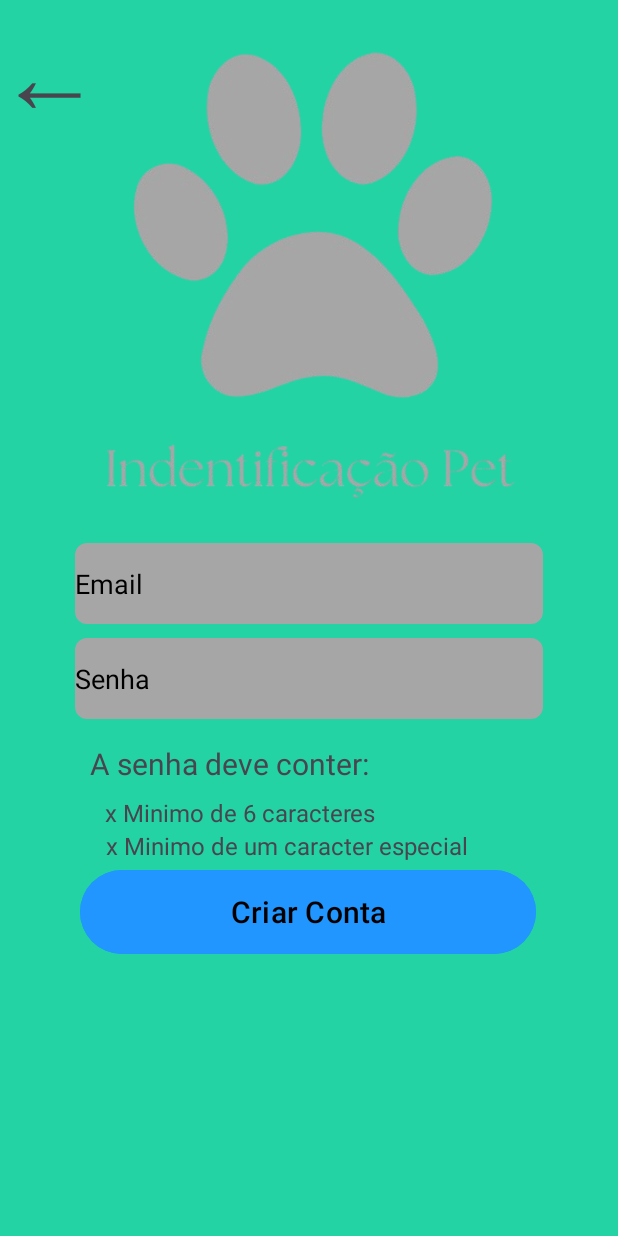
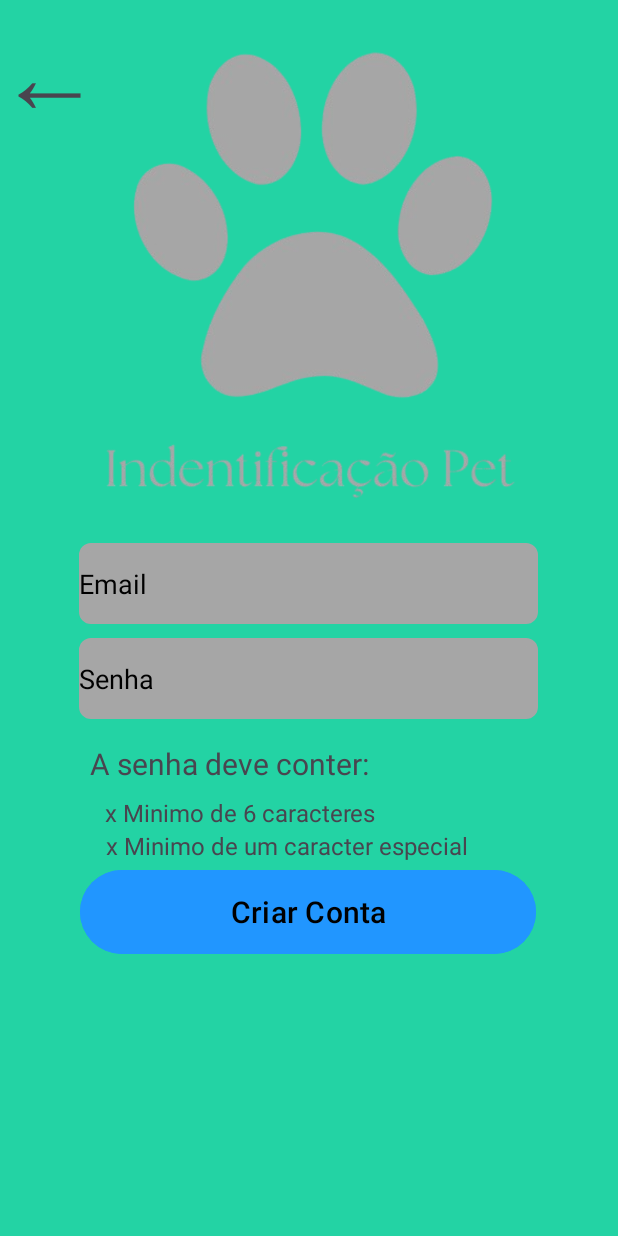
Before and after one commit to SupremeGod670/Pet-APP, an Android app: the CriarActivity screen opened directly, with no data from a screen before it, on a phone screen of 412 x 824 dp. Run offline under Robolectric (Android 15) with nearby library versions, the phone set to English and light mode, and no system bars.

Commit message:
criar_conta.xml mudado.

```diff
--- a/app/src/main/res/layout/criar_conta.xml
+++ b/app/src/main/res/layout/criar_conta.xml
@@ -31,7 +31,7 @@
     <EditText
         android:id="@+id/email"
         style="@style/HINTCOLOR"
-        android:layout_width="match_parent"
+        android:layout_width="306dp"
         android:layout_height="54dp"
         android:layout_marginStart="50dp"
         android:layout_marginTop="12dp"
@@ -49,7 +49,7 @@
     <EditText
         android:id="@+id/senha"
         style="@style/HINTCOLOR"
-        android:layout_width="match_parent"
+        android:layout_width="306dp"
         android:layout_height="54dp"
         android:layout_marginStart="50dp"
         android:layout_marginEnd="50dp"
```
